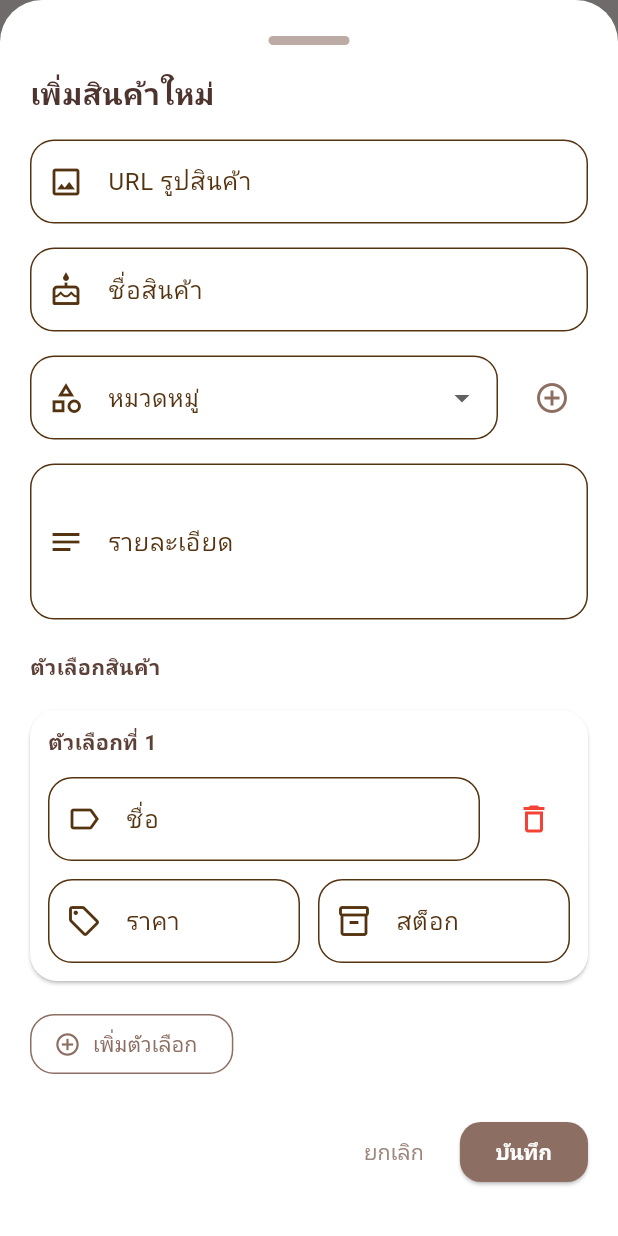
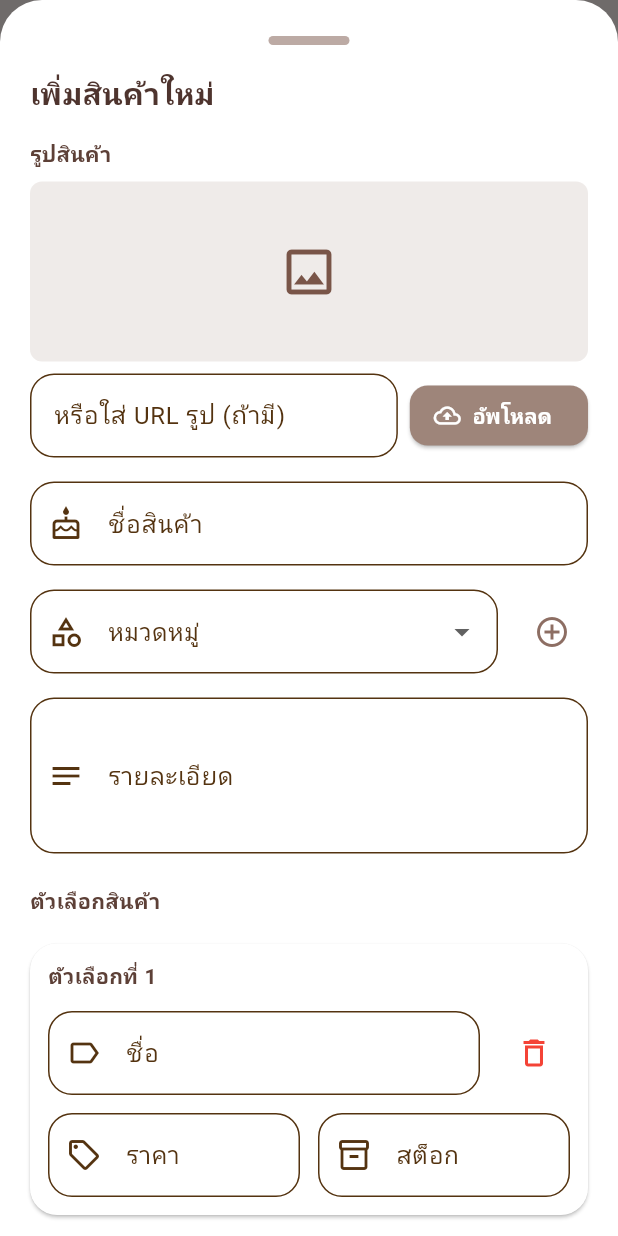
Before and after one commit to Thiitporn/HOMEMADE_BLISS, a Flutter app: the OwnerDashboardView screen opened directly, scrolled down 121 dp, after a tap on "จัดการสต็อก", after a tap on "Add Product", on a phone screen of 412 x 824 dp. Run offline on Flutter 3.47's test engine with Material 3 defaults, Android fonts, the phone set to English and light mode, and no system bars; our stand-ins replace cloud_firestore, firebase_auth, firebase_core, firebase_messaging, flutter_local_notifications, get and 3 more; missing offline and left inert: flutter_stripe; accounts and stored records are empty; network calls fail; Roboto replaces fonts that are missing (Kanit).

Commit message:
update: upload photo chat & add product

```diff
--- a/lib/features/owner/views/owner_dashboard_view.dart
+++ b/lib/features/owner/views/owner_dashboard_view.dart
@@ -1,3 +1,7 @@
+import 'dart:io';
+import 'package:image_picker/image_picker.dart';
+import '../../../services/cloudinary_service.dart';
+
 import 'package:flutter/material.dart';
 import '../../../common/in_app_notification.dart';
 import '../../../common/dialog_utils.dart';
@@ -261,17 +265,75 @@ class _OwnerDashboardViewState extends State<OwnerDashboardView> {
                         ),
                       ),
                       const SizedBox(height: 16),
-                      TextFormField(
-                        decoration: fieldDecoration(
-                          'URL รูปสินค้า',
-                          icon: Icons.image_outlined,
-                          hintText: 'https://example.com/image.jpg',
-                        ),
-                        validator: (value) =>
-                            value == null || value.trim().isEmpty
-                                ? 'กรุณาใส่ URL รูปภาพ'
-                                : null,
-                        onSaved: (value) => imageUrl = value?.trim() ?? '',
+                      // Image URL / upload control
+                      Column(
+                        crossAxisAlignment: CrossAxisAlignment.start,
+                        children: [
+                          Text('รูปสินค้า', style: TextStyle(color: Colors.brown.shade700, fontWeight: FontWeight.w600)),
+                          const SizedBox(height: 8),
+                          if (imageUrl.isNotEmpty)
+                            ClipRRect(
+                              borderRadius: BorderRadius.circular(8),
+                              child: Image.network(
+                                imageUrl,
+                                width: double.infinity,
+                                height: 120,
+                                fit: BoxFit.cover,
+                                errorBuilder: (c, e, s) => Container(
+                                  color: Colors.grey.shade200,
+                                  height: 120,
+                                  child: const Center(child: Icon(Icons.broken_image)),
+                                ),
+                              ),
+                            )
+                          else
+                            Container(
+                              width: double.infinity,
+                              height: 120,
+                              decoration: BoxDecoration(
+                                color: Colors.brown.shade50,
+                                borderRadius: BorderRadius.circular(8),
+                              ),
+                              child: const Center(child: Icon(Icons.image_outlined, size: 40, color: Colors.brown)),
+                            ),
+                          const SizedBox(height: 8),
+                          Row(
+                            children: [
+                              Expanded(
+                                child: TextFormField(
+                                  decoration: fieldDecoration('หรือใส่ URL รูป (ถ้ามี)'),
+                                  initialValue: imageUrl,
+                                  onSaved: (value) => imageUrl = value?.trim() ?? '',
+                                ),
+                              ),
+                              const SizedBox(width: 8),
+                              ElevatedButton.icon(
+                                icon: const Icon(Icons.cloud_upload_outlined),
+                                label: const Text('อัพโหลด'),
+                                onPressed: () async {
+                                  // pick image and upload
+                                  try {
+                                    // lazy import to avoid adding at top-level lines if not used elsewhere
+                                    final picker = ImagePicker();
+                                    final picked = await picker.pickImage(source: ImageSource.gallery, maxWidth: 1600, imageQuality: 80);
+                                    if (picked == null) return;
+                                    setModalState(() {
+                                      // indicate uploading by clearing field temporarily
+                                      imageUrl = '';
+                                    });
+                                    final file = File(picked.path);
+                                    final cloud = CloudinaryService();
+                                    final uploadedUrl = await cloud.uploadFile(file);
+                                    setModalState(() => imageUrl = uploadedUrl);
+                                  } catch (e) {
+                                    // ignore: use_build_context_synchronously
+                                    ScaffoldMessenger.of(context).showSnackBar(SnackBar(content: Text('อัพโหลดล้มเหลว: $e')));
+                                  }
+                                },
+                              ),
+                            ],
+                          ),
+                        ],
                       ),
                       const SizedBox(height: 16),
                       TextFormField(
@@ -848,18 +910,8 @@ class OwnerDashboardTab extends StatelessWidget {
                     double revenue = 0;
                     for (final doc in docs) {
                       final data = doc.data() as Map<String, dynamic>?;
-                      if (data != null &&
-                          data['status'] == 'paid' &&
-                          data['totalPrice'] != null) {
-                        final value = data['totalPrice'];
-                        if (value is int) {
-                          revenue += value.toDouble();
-                        } else if (value is double) {
-                          revenue += value;
-                        } else if (value is String) {
-                          revenue += double.tryParse(value) ?? 0;
-                        }
-                      }
+                      if (data == null || data['status'] != 'paid') continue;
+                      revenue += _extractOrderAmount(data);
                     }
                     final text =
                         revenue > 0 ? '฿${revenue.toStringAsFixed(0)}' : '฿0';
@@ -1010,6 +1062,24 @@ class OwnerDashboardTab extends StatelessWidget {
       default:
         return FirebaseFirestore.instance.collection('products').snapshots();
     }
+  }
+
+  double _extractOrderAmount(Map<String, dynamic> data) {
+    final candidates = [
+      data['finalTotal'],
+      data['totalPrice'],
+      data['total'],
+      data['amount'],
+    ];
+    for (final value in candidates) {
+      if (value == null) continue;
+      if (value is num) return value.toDouble();
+      if (value is String) {
+        final parsed = double.tryParse(value.replaceAll(',', ''));
+        if (parsed != null) return parsed;
+      }
+    }
+    return 0;
   }
 }
 
--- a/package.json
+++ b/package.json
@@ -3,6 +3,8 @@
     "axios": "^1.12.2",
     "express": "^5.1.0",
     "omise": "^1.0.0",
-    "stripe": "^19.1.0"
+    "stripe": "^19.1.0",
+    "cloudinary": "^2.8.0",
+    "dotenv": "^16.4.5"
   }
 }
--- a/pubspec.yaml
+++ b/pubspec.yaml
@@ -19,11 +19,13 @@ dependencies:
   get: ^4.6.6
   firebase_storage: ^11.7.7
   image_picker: ^1.2.0
+  http: ^1.5.0
   flutter_stripe: ^12.0.2
   flutter_local_notifications: ^19.4.2
   url_launcher: ^6.3.2
   google_fonts: ^6.2.1
   shared_preferences: ^2.2.2
+  crypto: ^3.0.2
 
 dev_dependencies:
   flutter_test:
```
Also changed, not shown: lib/common/backend_config.dart (added, +85 -0 lines), lib/common/stripe_config.dart (+4 -11 lines), lib/features/chat/chat_view.dart (+35 -48 lines), lib/services/cloudinary_service.dart (added, +90 -0 lines), package-lock.json, pubspec.lock, 1 other file.
